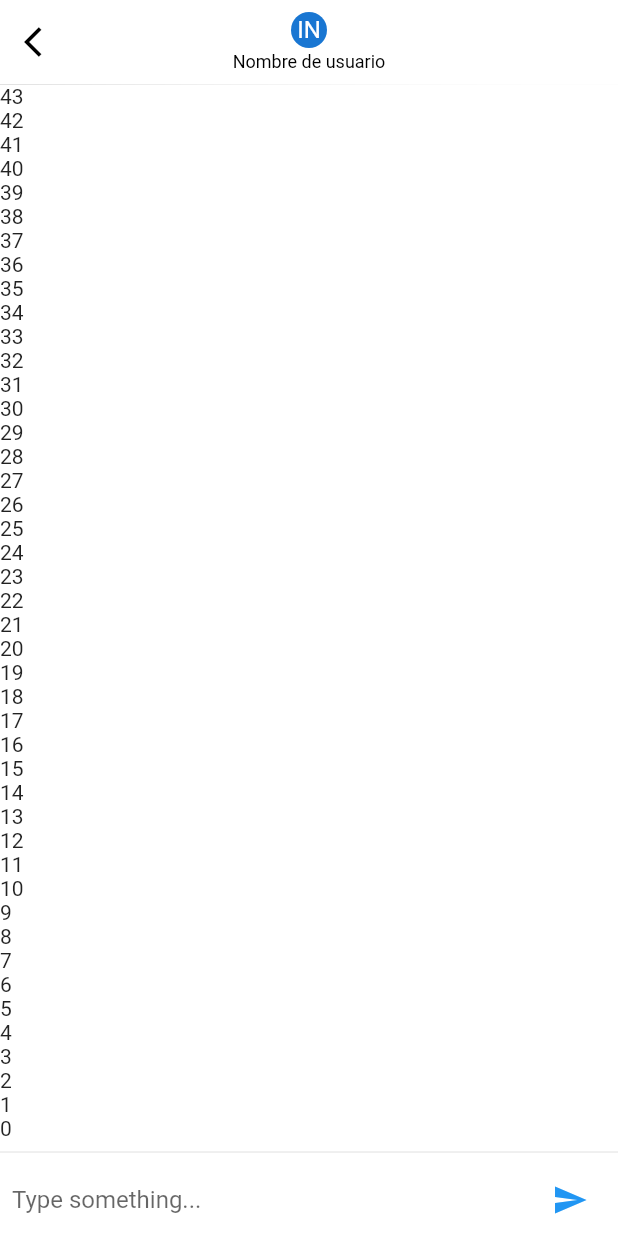
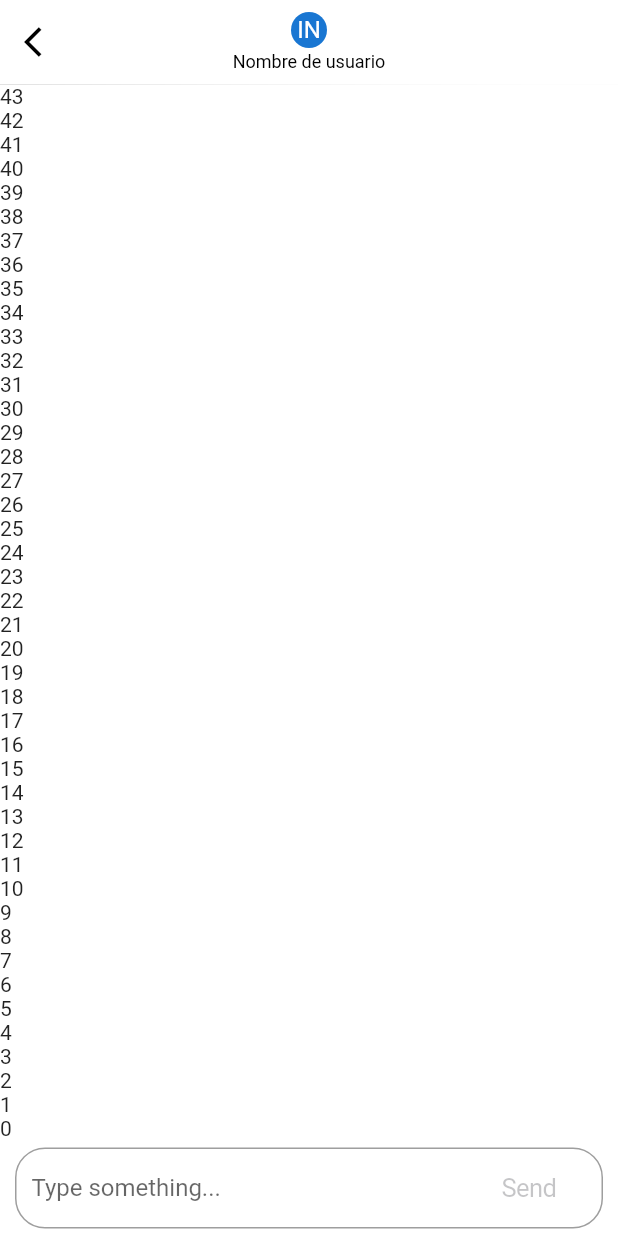
Before and after one commit to ocb-dev-04/realtimechat.flutter.app.course, a Flutter app: the screen it shows after launch, on a phone screen of 412 x 824 dp. Run offline on Flutter 3.47's test engine with Material 2 defaults, Android fonts, the phone set to English and light mode, and no system bars; our stand-ins replace pull_to_refresh.

Commit message:
*Add more ocde to chat page

```diff
--- a/real_time_chat/lib/pages/chat_page.dart
+++ b/real_time_chat/lib/pages/chat_page.dart
@@ -2,7 +2,6 @@ import 'dart:io';
 
 import 'package:flutter/cupertino.dart';
 import 'package:flutter/material.dart';
-import 'package:real_time_chat/widgets/custom_inputs.dart';
 
 class ChatPage extends StatefulWidget {
   const ChatPage({Key? key}) : super(key: key);
@@ -14,6 +13,8 @@ class ChatPage extends StatefulWidget {
 class _ChatPageState extends State<ChatPage> {
   late TextEditingController _textController;
   late FocusNode _focus;
+
+  bool canSend = false;
 
   void _handleSubmit(String submmit) {
     // final typedValue = _textController.text;
@@ -30,6 +31,16 @@ class _ChatPageState extends State<ChatPage> {
   @override
   void initState() {
     _textController = TextEditingController();
+    _textController.addListener(() {
+      final text = _textController.text;
+      if (text.isEmpty) {
+        canSend = false;
+        setState(() {});
+      } else {
+        canSend = true;
+        setState(() {});
+      }
+    });
     _focus = FocusNode();
     super.initState();
   }
@@ -77,10 +88,14 @@ class _ChatPageState extends State<ChatPage> {
               },
             ),
           ),
-          const Divider(),
           SafeArea(
             child: Container(
-              margin: const EdgeInsets.symmetric(horizontal: 8),
+              margin: const EdgeInsets.symmetric(horizontal: 10, vertical: 5),
+              padding: const EdgeInsets.symmetric(horizontal: 10),
+              decoration: BoxDecoration(
+                border: Border.all(color: Colors.grey),
+                borderRadius: BorderRadius.circular(20),
+              ),
               child: Row(
                 children: [
                   Flexible(
@@ -96,17 +111,29 @@ class _ChatPageState extends State<ChatPage> {
                       },
                     ),
                   ),
-                  Platform.isIOS
+                  !Platform.isIOS
                       ? CupertinoButton(
                           child: const Text('Send'),
-                          onPressed: () {},
+                          disabledColor: Colors.grey,
+                          onPressed: canSend
+                              ? () {
+                                  print('Sending...');
+                                }
+                              : null,
                         )
                       : IconButton(
-                          icon: const Icon(
+                          icon: Icon(
                             Icons.send,
-                            color: Colors.blue,
+                            color: canSend ? Colors.blue : Colors.grey,
                           ),
-                          onPressed: () {},
+                          disabledColor: Colors.grey,
+                          splashColor: Colors.transparent,
+                          highlightColor: Colors.transparent,
+                          onPressed: canSend
+                              ? () {
+                                  print('Sending...');
+                                }
+                              : null,
                         ),
                 ],
               ),
```
